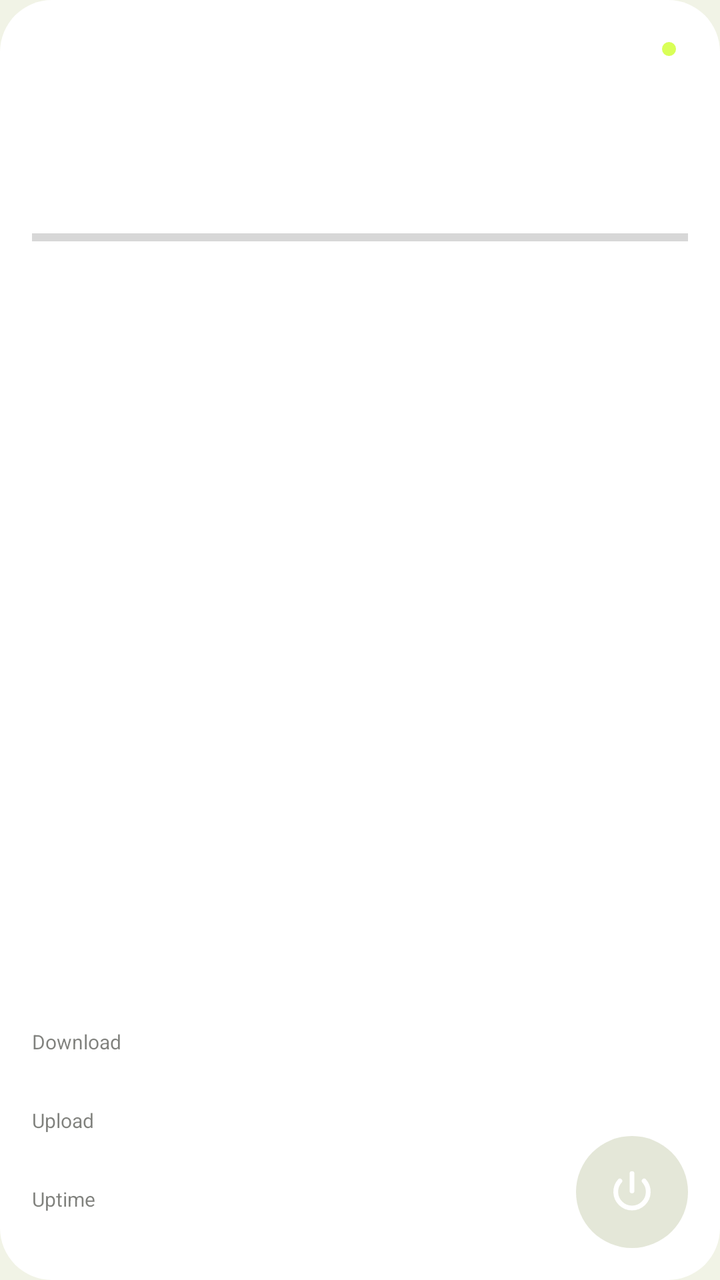
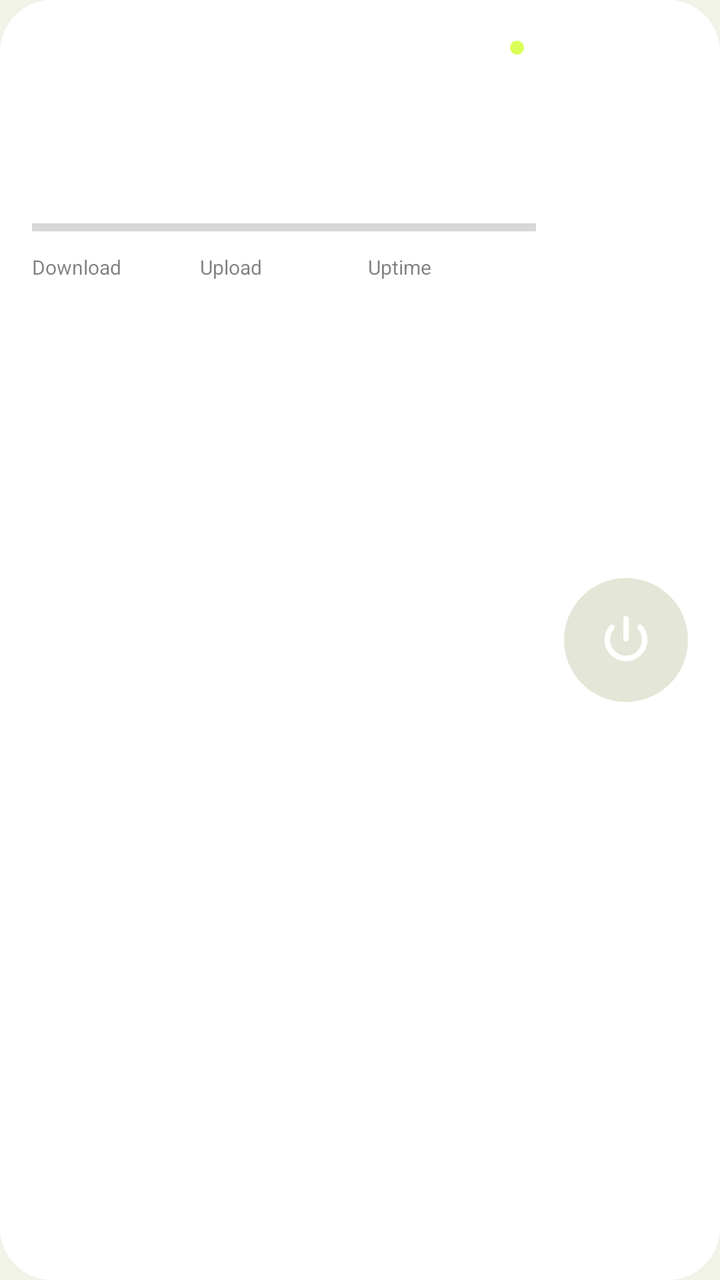

The first picture is an Android layout as it rendered before a commit; the second is the same layout after the commit. The layout source and the unified diff follow.
<!-- AndroidManifest.xml: application theme Theme.SYBbox -->
<!-- res/layout/widget_panel.xml -->
<?xml version="1.0" encoding="utf-8"?>
<LinearLayout xmlns:android="http://schemas.android.com/apk/res/android"
    android:id="@+id/widget_root"
    android:layout_width="match_parent"
    android:layout_height="match_parent"
    android:background="@drawable/widget_bg"
    android:orientation="vertical"
    android:padding="16dp">

    <LinearLayout
        android:layout_width="match_parent"
        android:layout_height="wrap_content"
        android:gravity="center_vertical"
        android:orientation="horizontal">

        <ImageView
            android:id="@+id/widget_logo"
            android:layout_width="56dp"
            android:layout_height="17dp"
            android:contentDescription="@string/app_name"
            android:scaleType="fitStart"
            android:src="@drawable/ic_logo_sybbox" />

        <View
            android:layout_width="0dp"
            android:layout_height="1dp"
            android:layout_weight="1" />

        <ImageView
            android:id="@+id/widget_dot"
            android:layout_width="7dp"
            android:layout_height="7dp"
            android:layout_marginEnd="6dp"
            android:contentDescription="@null"
            android:src="@drawable/widget_dot" />

        <TextView
            android:id="@+id/widget_state"
            android:layout_width="wrap_content"
            android:layout_height="wrap_content"
            android:ellipsize="end"
            android:maxLines="1"
            android:textColor="@color/widget_text_dim"
            android:textSize="11sp" />
    </LinearLayout>

    <TextView
        android:id="@+id/widget_server"
        android:layout_width="match_parent"
        android:layout_height="wrap_content"
        android:layout_marginTop="12dp"
        android:ellipsize="end"
        android:maxLines="1"
        android:textColor="@color/widget_text"
        android:textSize="16sp"
        android:textStyle="bold" />

    <TextView
        android:id="@+id/widget_subscription"
        android:layout_width="match_parent"
        android:layout_height="wrap_content"
        android:layout_marginTop="2dp"
        android:ellipsize="end"
        android:maxLines="1"
        android:textColor="@color/widget_text_dim"
        android:textSize="11sp" />

    <TextView
        android:id="@+id/widget_quota"
        android:layout_width="match_parent"
        android:layout_height="wrap_content"
        android:layout_marginTop="10dp"
        android:ellipsize="end"
        android:maxLines="1"
        android:textColor="@color/widget_text"
        android:textSize="12sp" />

    <ProgressBar
        android:id="@+id/widget_quota_bar"
        style="?android:attr/progressBarStyleHorizontal"
        android:layout_width="match_parent"
        android:layout_height="6dp"
        android:layout_marginTop="6dp"
        android:max="1000"
        android:progressTint="@color/widget_accent" />

    <View
        android:layout_width="match_parent"
        android:layout_height="0dp"
        android:layout_weight="1" />

    <LinearLayout
        android:layout_width="match_parent"
        android:layout_height="wrap_content"
        android:gravity="bottom"
        android:orientation="horizontal">

        <LinearLayout
            android:layout_width="0dp"
            android:layout_height="wrap_content"
            android:layout_weight="1"
            android:orientation="vertical">

            <TextView
                android:layout_width="wrap_content"
                android:layout_height="wrap_content"
                android:text="@string/download"
                android:textColor="@color/widget_text_dim"
                android:textSize="10sp" />

            <TextView
                android:id="@+id/widget_down"
                android:layout_width="wrap_content"
                android:layout_height="wrap_content"
                android:maxLines="1"
                android:textColor="@color/widget_text"
                android:textSize="13sp"
                android:textStyle="bold" />

            <TextView
                android:layout_width="wrap_content"
                android:layout_height="wrap_content"
                android:layout_marginTop="8dp"
                android:text="@string/upload"
                android:textColor="@color/widget_text_dim"
                android:textSize="10sp" />

            <TextView
                android:id="@+id/widget_up"
                android:layout_width="wrap_content"
                android:layout_height="wrap_content"
                android:maxLines="1"
                android:textColor="@color/widget_text"
                android:textSize="13sp"
                android:textStyle="bold" />

            <TextView
                android:layout_width="wrap_content"
                android:layout_height="wrap_content"
                android:layout_marginTop="8dp"
                android:text="@string/uptime"
                android:textColor="@color/widget_text_dim"
                android:textSize="10sp" />

            <TextView
                android:id="@+id/widget_uptime"
                android:layout_width="wrap_content"
                android:layout_height="wrap_content"
                android:maxLines="1"
                android:textColor="@color/widget_text"
                android:textSize="13sp"
                android:textStyle="bold" />
        </LinearLayout>

        <ImageView
            android:id="@+id/widget_power"
            android:layout_width="56dp"
            android:layout_height="56dp"
            android:layout_gravity="bottom"
            android:background="@drawable/widget_power_off"
            android:contentDescription="@string/widget_toggle"
            android:padding="15dp"
            android:src="@drawable/ic_widget_power" />
    </LinearLayout>
</LinearLayout>
<!-- resources referenced by this layout -->
<resources>
  <color name="widget_accent">#D9FF57</color>
  <color name="widget_text">#14170F</color>
  <color name="widget_text_dim">#8A14170F</color>
  <!-- drawable ic_logo_sybbox: vector/xml drawable (drawable, 4757 chars, omitted) -->
  <!-- drawable ic_widget_power (drawable) -->
  <vector xmlns:android="http://schemas.android.com/apk/res/android"
      android:width="24dp"
      android:height="24dp"
      android:viewportWidth="24"
      android:viewportHeight="24">
      <path
          android:strokeColor="#FFFFFF"
          android:strokeWidth="2.2"
          android:strokeLineCap="round"
          android:fillColor="#00000000"
          android:pathData="M12,3.5L12,11.5" />
      <path
          android:strokeColor="#FFFFFF"
          android:strokeWidth="2.2"
          android:strokeLineCap="round"
          android:fillColor="#00000000"
          android:pathData="M17.6,6.9A7.5,7.5 0,1 1,6.4 6.9" />
  </vector>
  <!-- drawable widget_bg (drawable) -->
  <?xml version="1.0" encoding="utf-8"?>
  <shape xmlns:android="http://schemas.android.com/apk/res/android"
      android:shape="rectangle">
      <corners android:radius="26dp" />
      <solid android:color="@color/widget_surface" />
  </shape>
  <!-- drawable widget_dot (drawable) -->
  <?xml version="1.0" encoding="utf-8"?>
  <shape xmlns:android="http://schemas.android.com/apk/res/android"
      android:shape="oval">
      <size android:width="7dp" android:height="7dp" />
      <solid android:color="@color/widget_accent" />
  </shape>
  <!-- drawable widget_power_off (drawable) -->
  <?xml version="1.0" encoding="utf-8"?>
  <shape xmlns:android="http://schemas.android.com/apk/res/android"
      android:shape="oval">
      <solid android:color="@color/widget_power_idle" />
  </shape>
  <string name="app_name" translatable="false">SYBbox</string>
  <string name="download">Download</string>
  <string name="upload">Upload</string>
  <string name="uptime">Uptime</string>
  <string name="widget_toggle">Connect or disconnect</string>
  <style name="Theme.SYBbox" parent="Theme.AppCompat.DayNight.NoActionBar">
          <item name="android:windowBackground">@color/syb_window_background</item>
          <item name="android:statusBarColor">@android:color/transparent</item>
          <item name="android:navigationBarColor">@android:color/transparent</item>
      </style>
  <color name="widget_surface">#FFFFFF</color>
  <color name="widget_power_idle">#E4E7D8</color>
  <color name="syb_window_background">#F1F3E6</color>
</resources>

<!-- the commit's change to res/layout/widget_panel.xml (unified diff, before → after) -->
@@ -4,162 +4,180 @@
     android:layout_width="match_parent"
     android:layout_height="match_parent"
     android:background="@drawable/widget_bg"
-    android:orientation="vertical"
+    android:orientation="horizontal"
     android:padding="16dp">
 
     <LinearLayout
-        android:layout_width="match_parent"
-        android:layout_height="wrap_content"
-        android:gravity="center_vertical"
-        android:orientation="horizontal">
+        android:layout_width="0dp"
+        android:layout_height="match_parent"
+        android:layout_weight="1"
+        android:orientation="vertical">
 
-        <ImageView
-            android:id="@+id/widget_logo"
-            android:layout_width="56dp"
-            android:layout_height="17dp"
-            android:contentDescription="@string/app_name"
-            android:scaleType="fitStart"
-            android:src="@drawable/ic_logo_sybbox" />
+        <LinearLayout
+            android:layout_width="match_parent"
+            android:layout_height="wrap_content"
+            android:gravity="center_vertical"
+            android:orientation="horizontal">
 
-        <View
-            android:layout_width="0dp"
-            android:layout_height="1dp"
-            android:layout_weight="1" />
+            <ImageView
+                android:id="@+id/widget_logo"
+                android:layout_width="0dp"
+                android:layout_height="16dp"
+                android:layout_weight="1"
+                android:contentDescription="@string/app_name"
+                android:scaleType="fitStart"
+                android:src="@drawable/ic_logo_sybbox" />
 
-        <ImageView
-            android:id="@+id/widget_dot"
-            android:layout_width="7dp"
-            android:layout_height="7dp"
-            android:layout_marginEnd="6dp"
-            android:contentDescription="@null"
-            android:src="@drawable/widget_dot" />
+            <ImageView
+                android:id="@+id/widget_dot"
+                android:layout_width="7dp"
+                android:layout_height="7dp"
+                android:layout_marginEnd="6dp"
+                android:contentDescription="@null"
+                android:src="@drawable/widget_dot" />
+
+            <TextView
+                android:id="@+id/widget_state"
+                android:layout_width="wrap_content"
+                android:layout_height="wrap_content"
+                android:ellipsize="end"
+                android:maxLines="1"
+                android:textColor="@color/widget_text_dim"
+                android:textSize="11sp" />
+        </LinearLayout>
 
         <TextView
-            android:id="@+id/widget_state"
-            android:layout_width="wrap_content"
+            android:id="@+id/widget_server"
+            android:layout_width="match_parent"
             android:layout_height="wrap_content"
+            android:layout_marginTop="10dp"
+            android:ellipsize="end"
+            android:maxLines="1"
+            android:textColor="@color/widget_text"
+            android:textSize="16sp"
+            android:textStyle="bold" />
+
+        <TextView
+            android:id="@+id/widget_subscription"
+            android:layout_width="match_parent"
+            android:layout_height="wrap_content"
+            android:layout_marginTop="1dp"
             android:ellipsize="end"
             android:maxLines="1"
             android:textColor="@color/widget_text_dim"
             android:textSize="11sp" />
+
+        <TextView
+            android:id="@+id/widget_quota"
+            android:layout_width="match_parent"
+            android:layout_height="wrap_content"
+            android:layout_marginTop="10dp"
+            android:ellipsize="end"
+            android:maxLines="1"
+            android:textColor="@color/widget_text"
+            android:textSize="12sp" />
+
+        <ProgressBar
+            android:id="@+id/widget_quota_bar"
+            style="@android:style/Widget.Material.ProgressBar.Horizontal"
+            android:layout_width="match_parent"
+            android:layout_height="6dp"
+            android:layout_marginTop="5dp"
+            android:max="1000"
+            android:progressTint="@color/widget_accent" />
+
+        <LinearLayout
+            android:layout_width="match_parent"
+            android:layout_height="0dp"
+            android:layout_marginTop="10dp"
+            android:layout_weight="1"
+            android:orientation="horizontal">
+
+            <LinearLayout
+                android:layout_width="0dp"
+                android:layout_height="wrap_content"
+                android:layout_weight="1"
+                android:orientation="vertical">
+
+                <TextView
+                    android:layout_width="wrap_content"
+                    android:layout_height="wrap_content"
+                    android:text="@string/download"
+                    android:textColor="@color/widget_text_dim"
+                    android:textSize="10sp" />
+
+                <TextView
+                    android:id="@+id/widget_down"
+                    android:layout_width="wrap_content"
+                    android:layout_height="wrap_content"
+                    android:maxLines="1"
+                    android:textColor="@color/widget_text"
+                    android:textSize="13sp"
+                    android:textStyle="bold" />
+            </LinearLayout>
+
+            <LinearLayout
+                android:layout_width="0dp"
+                android:layout_height="wrap_content"
+                android:layout_weight="1"
+                android:orientation="vertical">
+
+                <TextView
+                    android:layout_width="wrap_content"
+                    android:layout_height="wrap_content"
+                    android:text="@string/upload"
+                    android:textColor="@color/widget_text_dim"
+                    android:textSize="10sp" />
+
+                <TextView
+                    android:id="@+id/widget_up"
+                    android:layout_width="wrap_content"
+                    android:layout_height="wrap_content"
+                    android:maxLines="1"
+                    android:textColor="@color/widget_text"
+                    android:textSize="13sp"
+                    android:textStyle="bold" />
+            </LinearLayout>
+
+            <LinearLayout
+                android:layout_width="0dp"
+                android:layout_height="wrap_content"
+                android:layout_weight="1"
+                android:orientation="vertical">
+
+                <TextView
+                    android:layout_width="wrap_content"
+                    android:layout_height="wrap_content"
+                    android:text="@string/uptime"
+                    android:textColor="@color/widget_text_dim"
+                    android:textSize="10sp" />
+
+                <TextView
+                    android:id="@+id/widget_uptime"
+                    android:layout_width="wrap_content"
+                    android:layout_height="wrap_content"
+                    android:maxLines="1"
+                    android:textColor="@color/widget_text"
+                    android:textSize="13sp"
+                    android:textStyle="bold" />
+            </LinearLayout>
+        </LinearLayout>
     </LinearLayout>
 
-    <TextView
-        android:id="@+id/widget_server"
-        android:layout_width="match_parent"
-        android:layout_height="wrap_content"
-        android:layout_marginTop="12dp"
-        android:ellipsize="end"
-        android:maxLines="1"
-        android:textColor="@color/widget_text"
-        android:textSize="16sp"
-        android:textStyle="bold" />
-
-    <TextView
-        android:id="@+id/widget_subscription"
-        android:layout_width="match_parent"
-        android:layout_height="wrap_content"
-        android:layout_marginTop="2dp"
-        android:ellipsize="end"
-        android:maxLines="1"
-        android:textColor="@color/widget_text_dim"
-        android:textSize="11sp" />
-
-    <TextView
-        android:id="@+id/widget_quota"
-        android:layout_width="match_parent"
-        android:layout_height="wrap_content"
-        android:layout_marginTop="10dp"
-        android:ellipsize="end"
-        android:maxLines="1"
-        android:textColor="@color/widget_text"
-        android:textSize="12sp" />
-
-    <ProgressBar
-        android:id="@+id/widget_quota_bar"
-        style="?android:attr/progressBarStyleHorizontal"
-        android:layout_width="match_parent"
-        android:layout_height="6dp"
-        android:layout_marginTop="6dp"
-        android:max="1000"
-        android:progressTint="@color/widget_accent" />
-
-    <View
-        android:layout_width="match_parent"
-        android:layout_height="0dp"
-        android:layout_weight="1" />
-
     <LinearLayout
-        android:layout_width="match_parent"
-        android:layout_height="wrap_content"
-        android:gravity="bottom"
-        android:orientation="horizontal">
-
-        <LinearLayout
-            android:layout_width="0dp"
-            android:layout_height="wrap_content"
-            android:layout_weight="1"
-            android:orientation="vertical">
-
-            <TextView
-                android:layout_width="wrap_content"
-                android:layout_height="wrap_content"
-                android:text="@string/download"
-                android:textColor="@color/widget_text_dim"
-                android:textSize="10sp" />
-
-            <TextView
-                android:id="@+id/widget_down"
-                android:layout_width="wrap_content"
-                android:layout_height="wrap_content"
-                android:maxLines="1"
-                android:textColor="@color/widget_text"
-                android:textSize="13sp"
-                android:textStyle="bold" />
-
-            <TextView
-                android:layout_width="wrap_content"
-                android:layout_height="wrap_content"
-                android:layout_marginTop="8dp"
-                android:text="@string/upload"
-                android:textColor="@color/widget_text_dim"
-                android:textSize="10sp" />
-
-            <TextView
-                android:id="@+id/widget_up"
-                android:layout_width="wrap_content"
-                android:layout_height="wrap_content"
-                android:maxLines="1"
-                android:textColor="@color/widget_text"
-                android:textSize="13sp"
-                android:textStyle="bold" />
-
-            <TextView
-                android:layout_width="wrap_content"
-                android:layout_height="wrap_content"
-                android:layout_marginTop="8dp"
-                android:text="@string/uptime"
-                android:textColor="@color/widget_text_dim"
-                android:textSize="10sp" />
-
-            <TextView
-                android:id="@+id/widget_uptime"
-                android:layout_width="wrap_content"
-                android:layout_height="wrap_content"
-                android:maxLines="1"
-                android:textColor="@color/widget_text"
-                android:textSize="13sp"
-                android:textStyle="bold" />
-        </LinearLayout>
+        android:layout_width="wrap_content"
+        android:layout_height="match_parent"
+        android:layout_marginStart="14dp"
+        android:gravity="center"
+        android:orientation="vertical">
 
         <ImageView
             android:id="@+id/widget_power"
-            android:layout_width="56dp"
-            android:layout_height="56dp"
-            android:layout_gravity="bottom"
+            android:layout_width="62dp"
+            android:layout_height="62dp"
             android:background="@drawable/widget_power_off"
             android:contentDescription="@string/widget_toggle"
-            android:padding="15dp"
+            android:padding="16dp"
             android:src="@drawable/ic_widget_power" />
     </LinearLayout>
 </LinearLayout>
